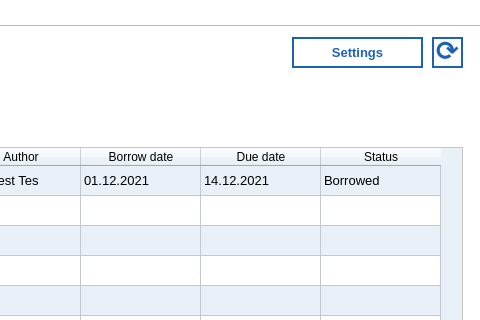
The window that gui/studentMyBooks.ui (iamafi/os_client) describes before a commit, drawn with Qt 5; both pictures show x 320 to 800 and y 0 to 320 of the 800 by 567 pixel window.
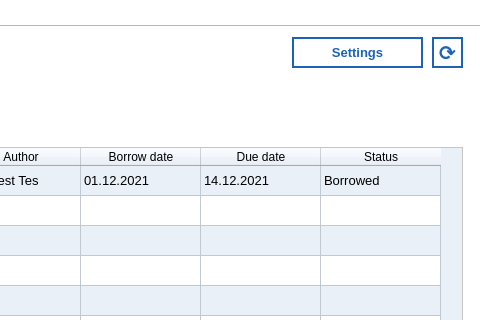
The same window after the commit. The open tabs and pages were chosen to show the change. Icons and pictures are not drawn.

```diff
--- a/gui/studentMyBooks.ui
+++ b/gui/studentMyBooks.ui
@@ -299,7 +299,7 @@
      </property>
      <property name="font">
       <font>
-       <pointsize>20</pointsize>
+       <pointsize>15</pointsize>
        <weight>75</weight>
        <bold>true</bold>
       </font>
@@ -310,8 +310,7 @@
      <property name="styleSheet">
       <string notr="true">background-color:   rgb(255, 255, 255);
 color: rgb(28, 99, 183);
-border: 2px solid  rgb(28, 99, 183);
-padding-top: -5px;</string>
+border: 2px solid  rgb(28, 99, 183);</string>
      </property>
      <property name="text">
       <string>⟳</string>
```
Left out of the diff: 2 changed lines with no effect on the pictures.
